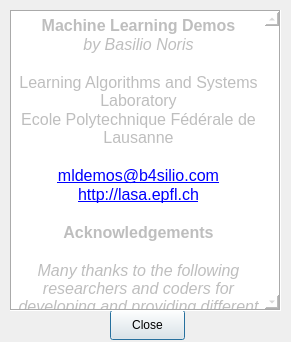
This is MLDemos/aboutDialog.ui in b4silio/MLDemos as Qt 5 draws it before an edit. The edited form follows.
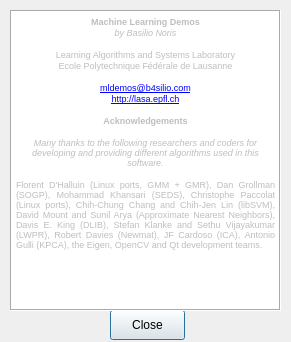
This is the edited form.

Diff of the .ui file:
```diff
--- a/MLDemos/aboutDialog.ui
+++ b/MLDemos/aboutDialog.ui
@@ -86,21 +86,21 @@
     <string>&lt;!DOCTYPE HTML PUBLIC &quot;-//W3C//DTD HTML 4.0//EN&quot; &quot;http://www.w3.org/TR/REC-html40/strict.dtd&quot;&gt;
 &lt;html&gt;&lt;head&gt;&lt;meta name=&quot;qrichtext&quot; content=&quot;1&quot; /&gt;&lt;style type=&quot;text/css&quot;&gt;
 p, li { white-space: pre-wrap; }
-&lt;/style&gt;&lt;/head&gt;&lt;body style=&quot; font-family:'Lucida Grande'; font-size:13pt; font-weight:400; font-style:normal;&quot;&gt;
-&lt;p align=&quot;center&quot; style=&quot; margin-top:0px; margin-bottom:0px; margin-left:0px; margin-right:0px; -qt-block-indent:0; text-indent:0px;&quot;&gt;&lt;span style=&quot; font-family:'MS Shell Dlg 2'; font-size:12pt; font-weight:600;&quot;&gt;Machine Learning Demos&lt;/span&gt;&lt;/p&gt;
-&lt;p align=&quot;center&quot; style=&quot; margin-top:0px; margin-bottom:0px; margin-left:0px; margin-right:0px; -qt-block-indent:0; text-indent:0px;&quot;&gt;&lt;span style=&quot; font-family:'MS Shell Dlg 2'; font-size:12pt; font-style:italic;&quot;&gt;by Basilio Noris&lt;/span&gt;&lt;/p&gt;
-&lt;p style=&quot;-qt-paragraph-type:empty; margin-top:0px; margin-bottom:0px; margin-left:0px; margin-right:0px; -qt-block-indent:0; text-indent:0px; font-family:'MS Shell Dlg 2'; font-size:12pt; font-style:italic; text-decoration: underline;&quot;&gt;&lt;/p&gt;
-&lt;p align=&quot;center&quot; style=&quot; margin-top:0px; margin-bottom:0px; margin-left:0px; margin-right:0px; -qt-block-indent:0; text-indent:0px;&quot;&gt;&lt;span style=&quot; font-family:'MS Shell Dlg 2'; font-size:12pt;&quot;&gt;Learning Algorithms and Systems Laboratory&lt;/span&gt;&lt;/p&gt;
-&lt;p align=&quot;center&quot; style=&quot; margin-top:0px; margin-bottom:0px; margin-left:0px; margin-right:0px; -qt-block-indent:0; text-indent:0px;&quot;&gt;&lt;span style=&quot; font-family:'MS Shell Dlg 2'; font-size:12pt;&quot;&gt;Ecole Polytechnique Fédérale de Lausanne&lt;/span&gt;&lt;/p&gt;
-&lt;p align=&quot;center&quot; style=&quot; margin-top:0px; margin-bottom:0px; margin-left:0px; margin-right:0px; -qt-block-indent:0; text-indent:0px;&quot;&gt;&lt;span style=&quot; font-family:'MS Shell Dlg 2'; font-size:12pt;&quot;&gt;	&lt;/span&gt;&lt;/p&gt;
-&lt;p align=&quot;center&quot; style=&quot; margin-top:0px; margin-bottom:0px; margin-left:0px; margin-right:0px; -qt-block-indent:0; text-indent:0px;&quot;&gt;&lt;a href=&quot;mailto://mldemos@b4silio.com&quot;&gt;&lt;span style=&quot; font-family:'MS Shell Dlg 2'; font-size:12pt; text-decoration: underline; color:#0000ff;&quot;&gt;mldemos@b4silio.com&lt;/span&gt;&lt;/a&gt;&lt;/p&gt;
-&lt;p align=&quot;center&quot; style=&quot; margin-top:0px; margin-bottom:0px; margin-left:0px; margin-right:0px; -qt-block-indent:0; text-indent:0px;&quot;&gt;&lt;a href=&quot;http://lasa.epfl.ch&quot;&gt;&lt;span style=&quot; font-family:'MS Shell Dlg 2'; font-size:12pt; text-decoration: underline; color:#0000ff;&quot;&gt;http://lasa.epfl.ch&lt;/span&gt;&lt;/a&gt;&lt;/p&gt;
-&lt;p style=&quot;-qt-paragraph-type:empty; margin-top:0px; margin-bottom:0px; margin-left:0px; margin-right:0px; -qt-block-indent:0; text-indent:0px; font-family:'MS Shell Dlg 2'; font-size:12pt;&quot;&gt;&lt;/p&gt;
-&lt;p align=&quot;center&quot; style=&quot; margin-top:0px; margin-bottom:0px; margin-left:0px; margin-right:0px; -qt-block-indent:0; text-indent:0px;&quot;&gt;&lt;span style=&quot; font-family:'MS Shell Dlg 2'; font-size:12pt; font-weight:600;&quot;&gt;Acknowledgements&lt;/span&gt;&lt;/p&gt;
-&lt;p align=&quot;center&quot; style=&quot;-qt-paragraph-type:empty; margin-top:0px; margin-bottom:0px; margin-left:0px; margin-right:0px; -qt-block-indent:0; text-indent:0px; font-family:'MS Shell Dlg 2'; font-size:12pt; font-weight:600;&quot;&gt;&lt;/p&gt;
-&lt;p align=&quot;center&quot; style=&quot; margin-top:0px; margin-bottom:0px; margin-left:0px; margin-right:0px; -qt-block-indent:0; text-indent:0px;&quot;&gt;&lt;span style=&quot; font-family:'MS Shell Dlg 2'; font-size:12pt; font-style:italic;&quot;&gt;Many thanks to the following researchers and coders for developing and providing different algorithms used in this software.&lt;/span&gt;&lt;/p&gt;
-&lt;p align=&quot;center&quot; style=&quot;-qt-paragraph-type:empty; margin-top:0px; margin-bottom:0px; margin-left:0px; margin-right:0px; -qt-block-indent:0; text-indent:0px; font-family:'MS Shell Dlg 2'; font-size:12pt; font-style:italic;&quot;&gt;&lt;/p&gt;
-&lt;p align=&quot;justify&quot; style=&quot; margin-top:0px; margin-bottom:0px; margin-left:0px; margin-right:0px; -qt-block-indent:0; text-indent:0px;&quot;&gt;&lt;span style=&quot; font-family:'MS Shell Dlg 2'; font-size:12pt;&quot;&gt;Florent D'Halluin (Linux ports, GMM + GMR), Dan Grollman (SOGP), Mohammad Khansari (SEDS), Christophe Paccolat (Linux ports), Chih-Chung Chang and Chih-Jen Lin (libSVM), David Mount and Sunil Arya (Approximate Nearest Neighbors), Davis E. King (DLIB), Stefan Klanke and Sethu Vijayakumar (LWPR), Robert Davies (Newmat), JF Cardoso (ICA), Antonio Gulli (KPCA), the Eigen, OpenCV and Qt development teams.&lt;/span&gt;&lt;/p&gt;&lt;/body&gt;&lt;/html&gt;</string>
+&lt;/style&gt;&lt;/head&gt;&lt;body style=&quot; font-family:'MS Shell Dlg 2'; font-size:8.25pt; font-weight:400; font-style:normal;&quot;&gt;
+&lt;p align=&quot;center&quot; style=&quot; margin-top:0px; margin-bottom:0px; margin-left:0px; margin-right:0px; -qt-block-indent:0; text-indent:0px;&quot;&gt;&lt;span style=&quot; font-size:7pt; font-weight:600;&quot;&gt;Machine Learning Demos&lt;/span&gt;&lt;/p&gt;
+&lt;p align=&quot;center&quot; style=&quot; margin-top:0px; margin-bottom:0px; margin-left:0px; margin-right:0px; -qt-block-indent:0; text-indent:0px;&quot;&gt;&lt;span style=&quot; font-size:7pt; font-style:italic;&quot;&gt;by Basilio Noris&lt;/span&gt;&lt;/p&gt;
+&lt;p style=&quot;-qt-paragraph-type:empty; margin-top:0px; margin-bottom:0px; margin-left:0px; margin-right:0px; -qt-block-indent:0; text-indent:0px; font-size:7pt; font-style:italic; text-decoration: underline;&quot;&gt;&lt;/p&gt;
+&lt;p align=&quot;center&quot; style=&quot; margin-top:0px; margin-bottom:0px; margin-left:0px; margin-right:0px; -qt-block-indent:0; text-indent:0px;&quot;&gt;&lt;span style=&quot; font-size:7pt;&quot;&gt;Learning Algorithms and Systems Laboratory&lt;/span&gt;&lt;/p&gt;
+&lt;p align=&quot;center&quot; style=&quot; margin-top:0px; margin-bottom:0px; margin-left:0px; margin-right:0px; -qt-block-indent:0; text-indent:0px;&quot;&gt;&lt;span style=&quot; font-size:7pt;&quot;&gt;Ecole Polytechnique Fédérale de Lausanne&lt;/span&gt;&lt;/p&gt;
+&lt;p align=&quot;center&quot; style=&quot; margin-top:0px; margin-bottom:0px; margin-left:0px; margin-right:0px; -qt-block-indent:0; text-indent:0px;&quot;&gt;&lt;span style=&quot; font-size:7pt;&quot;&gt;	&lt;/span&gt;&lt;/p&gt;
+&lt;p align=&quot;center&quot; style=&quot; margin-top:0px; margin-bottom:0px; margin-left:0px; margin-right:0px; -qt-block-indent:0; text-indent:0px;&quot;&gt;&lt;a href=&quot;mailto://mldemos@b4silio.com&quot;&gt;&lt;span style=&quot; font-size:7pt; text-decoration: underline; color:#0000ff;&quot;&gt;mldemos@b4silio.com&lt;/span&gt;&lt;/a&gt;&lt;/p&gt;
+&lt;p align=&quot;center&quot; style=&quot; margin-top:0px; margin-bottom:0px; margin-left:0px; margin-right:0px; -qt-block-indent:0; text-indent:0px;&quot;&gt;&lt;a href=&quot;http://lasa.epfl.ch&quot;&gt;&lt;span style=&quot; font-size:7pt; text-decoration: underline; color:#0000ff;&quot;&gt;http://lasa.epfl.ch&lt;/span&gt;&lt;/a&gt;&lt;/p&gt;
+&lt;p style=&quot;-qt-paragraph-type:empty; margin-top:0px; margin-bottom:0px; margin-left:0px; margin-right:0px; -qt-block-indent:0; text-indent:0px; font-size:7pt;&quot;&gt;&lt;/p&gt;
+&lt;p align=&quot;center&quot; style=&quot; margin-top:0px; margin-bottom:0px; margin-left:0px; margin-right:0px; -qt-block-indent:0; text-indent:0px;&quot;&gt;&lt;span style=&quot; font-size:7pt; font-weight:600;&quot;&gt;Acknowledgements&lt;/span&gt;&lt;/p&gt;
+&lt;p align=&quot;center&quot; style=&quot;-qt-paragraph-type:empty; margin-top:0px; margin-bottom:0px; margin-left:0px; margin-right:0px; -qt-block-indent:0; text-indent:0px; font-size:7pt; font-weight:600;&quot;&gt;&lt;/p&gt;
+&lt;p align=&quot;center&quot; style=&quot; margin-top:0px; margin-bottom:0px; margin-left:0px; margin-right:0px; -qt-block-indent:0; text-indent:0px;&quot;&gt;&lt;span style=&quot; font-size:7pt; font-style:italic;&quot;&gt;Many thanks to the following researchers and coders for developing and providing different algorithms used in this software.&lt;/span&gt;&lt;/p&gt;
+&lt;p align=&quot;center&quot; style=&quot;-qt-paragraph-type:empty; margin-top:0px; margin-bottom:0px; margin-left:0px; margin-right:0px; -qt-block-indent:0; text-indent:0px; font-size:7pt; font-style:italic;&quot;&gt;&lt;/p&gt;
+&lt;p align=&quot;justify&quot; style=&quot; margin-top:0px; margin-bottom:0px; margin-left:0px; margin-right:0px; -qt-block-indent:0; text-indent:0px;&quot;&gt;&lt;span style=&quot; font-size:7pt;&quot;&gt;Florent D'Halluin (Linux ports, GMM + GMR), Dan Grollman (SOGP), Mohammad Khansari (SEDS), Christophe Paccolat (Linux ports), Chih-Chung Chang and Chih-Jen Lin (libSVM), David Mount and Sunil Arya (Approximate Nearest Neighbors), Davis E. King (DLIB), Stefan Klanke and Sethu Vijayakumar (LWPR), Robert Davies (Newmat), JF Cardoso (ICA), Antonio Gulli (KPCA), the Eigen, OpenCV and Qt development teams.&lt;/span&gt;&lt;/p&gt;&lt;/body&gt;&lt;/html&gt;</string>
    </property>
   </widget>
  </widget>
```
